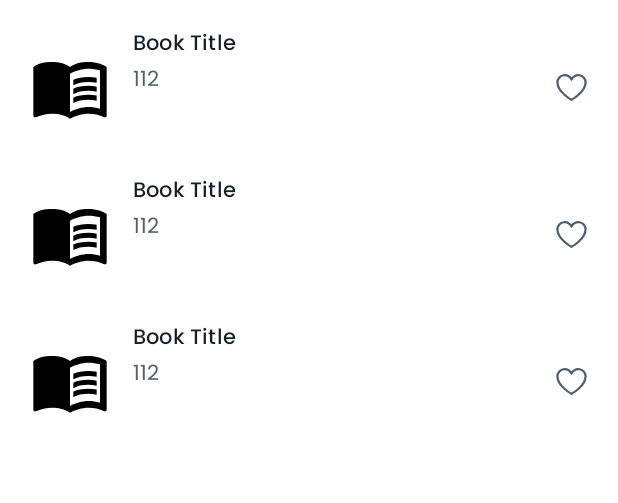
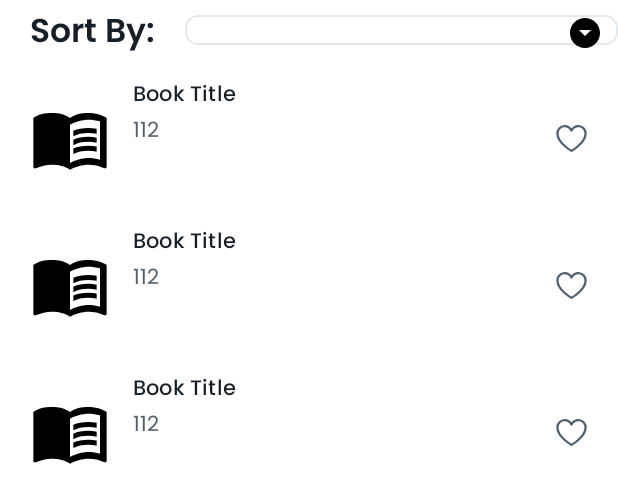
Before and after one commit to Mouzzamsddq/Near-By-App, an Android app: the layout fragment_books.xml on its own in the app's theme, with its tools: preview values and no code run, on a phone screen of 412 x 824 dp. Shown: the top 503 px of the screen. Run offline under Robolectric (Android 15) with nearby library versions, the phone set to English and light mode, and no system bars.

```diff
--- a/app/src/main/res/layout/fragment_books.xml
+++ b/app/src/main/res/layout/fragment_books.xml
@@ -6,13 +6,56 @@
     android:layout_height="match_parent"
     tools:context=".ui.features.books.BooksFragment">
 
+    <TextView
+        android:id="@+id/tv_sort_by"
+        android:layout_width="wrap_content"
+        android:layout_height="wrap_content"
+        android:layout_marginStart="@dimen/margin_20"
+        android:fontFamily="@font/poppins_semibold"
+        android:text="@string/sort_by"
+        android:textColor="?attr/primaryTextColor"
+        android:textSize="@dimen/size_22sp"
+        app:layout_constraintBottom_toBottomOf="@id/sort_spinner_layout"
+        app:layout_constraintStart_toStartOf="parent"
+        app:layout_constraintTop_toTopOf="@id/sort_spinner_layout" />
+
+    <FrameLayout
+        android:id="@+id/sort_spinner_layout"
+        android:layout_width="@dimen/margin_0dp"
+        android:layout_height="wrap_content"
+        android:layout_marginStart="@dimen/margin_20"
+        android:layout_marginTop="@dimen/margin_10"
+        app:layout_constraintEnd_toEndOf="parent"
+        app:layout_constraintStart_toEndOf="@id/tv_sort_by"
+        app:layout_constraintTop_toTopOf="parent">
+
+        <Spinner
+            android:id="@+id/sort_spinner"
+            android:layout_width="match_parent"
+            android:layout_height="wrap_content"
+            android:background="@drawable/login_et_background_selector"
+            android:padding="@dimen/margin_10"
+            android:spinnerMode="dropdown" />
+
+        <ImageView
+            android:layout_width="wrap_content"
+            android:layout_height="wrap_content"
+            android:layout_gravity="end|center_vertical"
+            android:layout_marginEnd="@dimen/margin_10"
+            android:src="@drawable/ic_down_arrow" />
+
+    </FrameLayout>
+
+
     <androidx.recyclerview.widget.RecyclerView
         android:id="@+id/book_list_rv"
         android:layout_width="match_parent"
         android:layout_height="@dimen/margin_0dp"
+        android:layout_marginBottom="@dimen/margin_10"
+        app:layout_constraintBottom_toBottomOf="parent"
         app:layout_constraintEnd_toEndOf="parent"
         app:layout_constraintStart_toStartOf="parent"
-        app:layout_constraintTop_toTopOf="parent"
+        app:layout_constraintTop_toBottomOf="@id/sort_spinner_layout"
         tools:listitem="@layout/book_item" />
 
 </androidx.constraintlayout.widget.ConstraintLayout>
```
Also changed, not shown: app/src/main/java/com/example/bookshelfapp/ui/features/books/BooksFragment.kt (+30 -0 lines), app/src/main/java/com/example/bookshelfapp/ui/features/books/comparator/BooksItemHitsComparator.kt (added, +9 -0 lines), app/src/main/java/com/example/bookshelfapp/ui/features/books/comparator/BooksItemIsFavComparator.kt (added, +14 -0 lines), app/src/main/java/com/example/bookshelfapp/ui/features/books/comparator/BooksItemTitleComparator.kt (added, +9 -0 lines), app/src/main/java/com/example/bookshelfapp/ui/features/books/viewmodel/BooksViewModel.kt (+27 -0 lines), app/src/main/res/values/strings.xml (+7 -0 lines).
